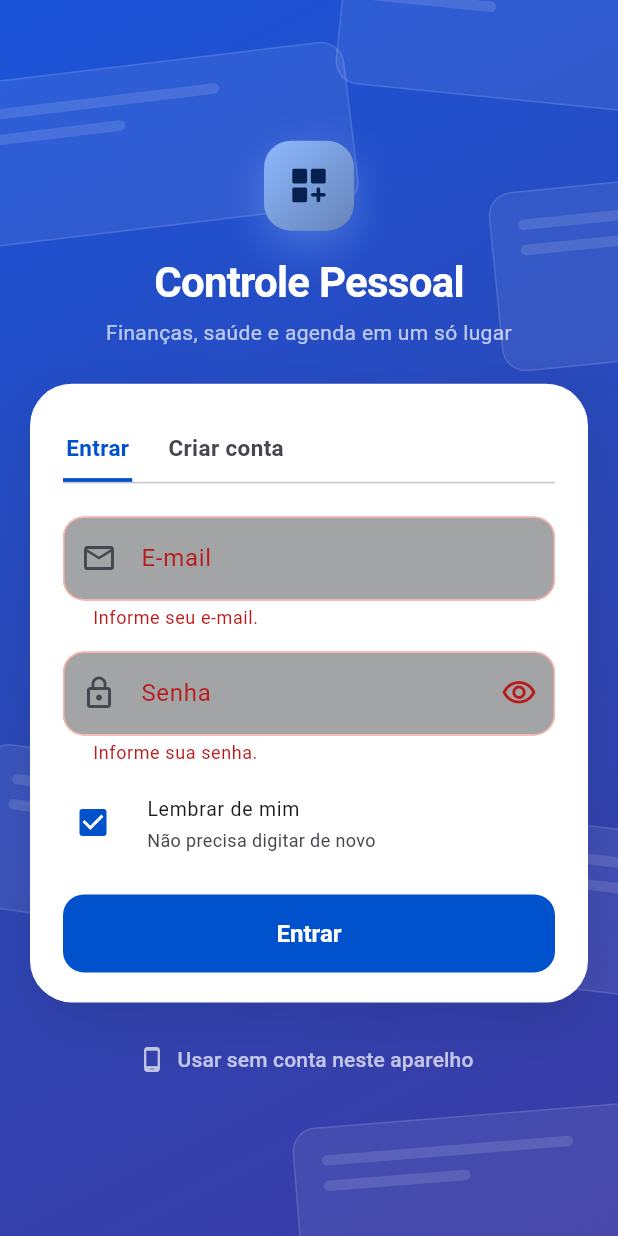
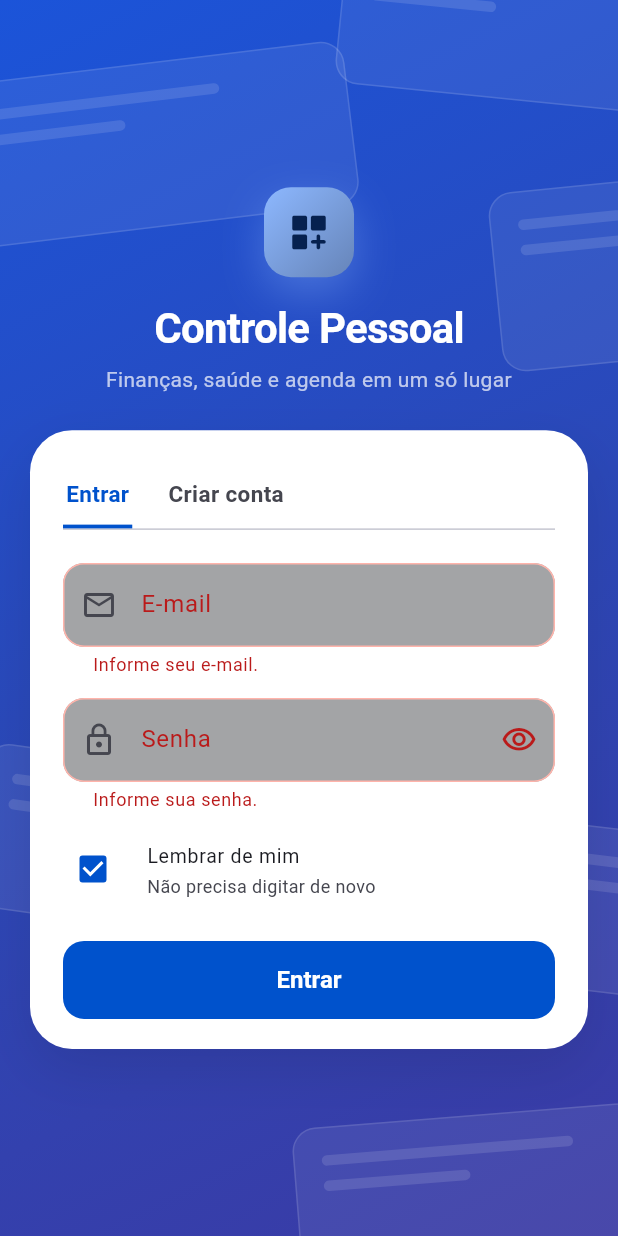
Before and after one commit to valdeiramaral/controle.pessoal, a Flutter app: the screen it shows after launch, after a tap on "Entrar", on a phone screen of 412 x 824 dp. Run offline on Flutter 3.47's test engine with Material 3 defaults, Android fonts, the phone set to English and light mode, and no system bars; our stand-ins replace drift, drift_flutter, flutter_local_notifications, flutter_riverpod, flutter_secure_storage, timezone; accounts and stored records are empty; generated files the repository leaves out were written again.

Commit message:
Login obrigatorio ao abrir o app; remove sessao automatica e uso sem conta
Co-Authored-By: Claude Sonnet 5.5 <noreply@anthropic.com>
Claude-Session: https://claude.ai/code/session_01BBJdPGpRE6NQGsK2ezuwoF

```diff
--- a/app/lib/features/auth/login_page.dart
+++ b/app/lib/features/auth/login_page.dart
@@ -71,12 +71,6 @@ class _LoginPageState extends ConsumerState<LoginPage> {
     final mensagem = _erro ?? aviso;
     final largo = MediaQuery.sizeOf(context).width >= 820;
     final formulario = _formulario(context, tema, mensagem);
-    final semConta = TextButton.icon(
-      style: TextButton.styleFrom(foregroundColor: Colors.white70),
-      onPressed: _enviando ? null : () => ref.read(sessaoProvider.notifier).continuarSemConta(),
-      icon: const Icon(Icons.phone_android, size: 18),
-      label: const Text('Usar sem conta neste aparelho'),
-    );
     return Scaffold(
       body: FundoAuth(
         larguraMax: largo ? 940 : 440,
@@ -112,8 +106,6 @@ class _LoginPageState extends ConsumerState<LoginPage> {
               const SizedBox(height: 24),
               CartaoAuth(filho: formulario),
             ],
-            const SizedBox(height: 14),
-            Align(child: semConta),
           ],
         ),
       ),
--- a/app/lib/features/auth/sessao.dart
+++ b/app/lib/features/auth/sessao.dart
@@ -45,60 +45,19 @@ class SessaoNotifier extends Notifier<EstadoSessao> {
     return const EstadoSessao(FaseSessao.iniciando);
   }
 
-  /// Reabre a sessao guardada. Sem internet, continua logado com os dados guardados
-  /// (o app funciona offline); com token recusado pelo servidor, volta ao login.
+  /// Ao abrir o app, o login e sempre obrigatorio: nenhuma sessao guardada reabre sozinha.
+  /// So o e-mail lembrado (se o usuario pediu) volta preenchido; token e senha guardados sao apagados.
   Future<void> restaurar() async {
     final salva = await _guarda.ler();
-    if (salva == null) {
-      state = const EstadoSessao(FaseSessao.deslogado);
-      return;
-    }
-    final email = salva.emailLembrado;
-    final senha = salva.senhaLembrada;
-    if (salva.local) {
-      state = const EstadoSessao(FaseSessao.local);
-      return;
-    }
-    final token = salva.token;
-    if (token == null || salva.usuario == null) {
-      state = EstadoSessao(FaseSessao.deslogado, emailLembrado: email);
-      return;
-    }
-    try {
-      final p = await _api.eu(token);
-      final u = p.usuario;
-      await _guarda.gravar(SessaoSalva(
-          token: token, expiraEm: salva.expiraEm, usuario: u, emailLembrado: email, senhaLembrada: senha));
-      state = EstadoSessao(FaseSessao.logado, usuario: u, token: token, perfil: p);
-    } on ErroApi catch (e) {
-      if (e.status == 401 || e.status == 403) {
-        // Token vencido: se o usuario pediu para lembrar, entra sozinho.
-        if (email != null && senha != null) {
-          try {
-            await entrar(email, senha, lembrar: true);
-            return;
-          } on ErroApi catch (e2) {
-            if (e2.semConexao) {
-              state = EstadoSessao(FaseSessao.logado,
-                  usuario: salva.usuario, token: token, emailLembrado: email);
-              return;
-            }
-            // Senha mudou ou conta bloqueada: esquece a senha guardada.
-            await _guarda.gravar(SessaoSalva(emailLembrado: email));
-            state = EstadoSessao(FaseSessao.deslogado, aviso: e2.mensagem, emailLembrado: email);
-            return;
-          }
-        }
-        if (email != null) {
-          await _guarda.gravar(SessaoSalva(emailLembrado: email));
-        } else {
-          await _guarda.limpar();
-        }
-        state = EstadoSessao(FaseSessao.deslogado, aviso: e.mensagem, emailLembrado: email);
+    final email = salva?.emailLembrado;
+    if (salva != null) {
+      if (email != null) {
+        await _guarda.gravar(SessaoSalva(emailLembrado: email));
       } else {
-        state = EstadoSessao(FaseSessao.logado, usuario: salva.usuario, token: token);
+        await _guarda.limpar();
       }
     }
+    state = EstadoSessao(FaseSessao.deslogado, emailLembrado: email);
   }
 
   /// Lanca [ErroApi] em caso de falha (a tela mostra a mensagem).
@@ -174,11 +133,6 @@ class SessaoNotifier extends Notifier<EstadoSessao> {
     await entrar(email, senha, lembrar: lembrar);
   }
 
-  Future<void> continuarSemConta() async {
-    await _guarda.gravar(const SessaoSalva(local: true));
-    state = const EstadoSessao(FaseSessao.local);
-  }
-
   /// Busca de novo os dados e permissoes da conta (GET /me). Devolve a mensagem de erro, ou null se deu certo.
   Future<String?> recarregarPerfil() async {
     final token = state.token;
```
Also changed, not shown: 1 other file.
